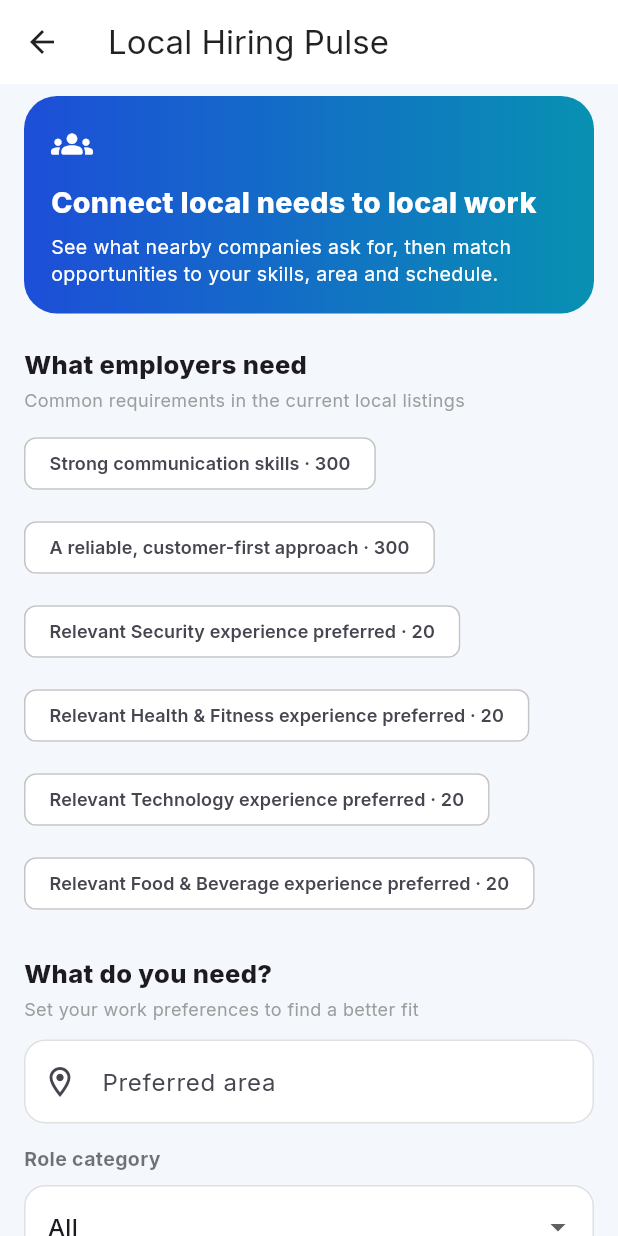
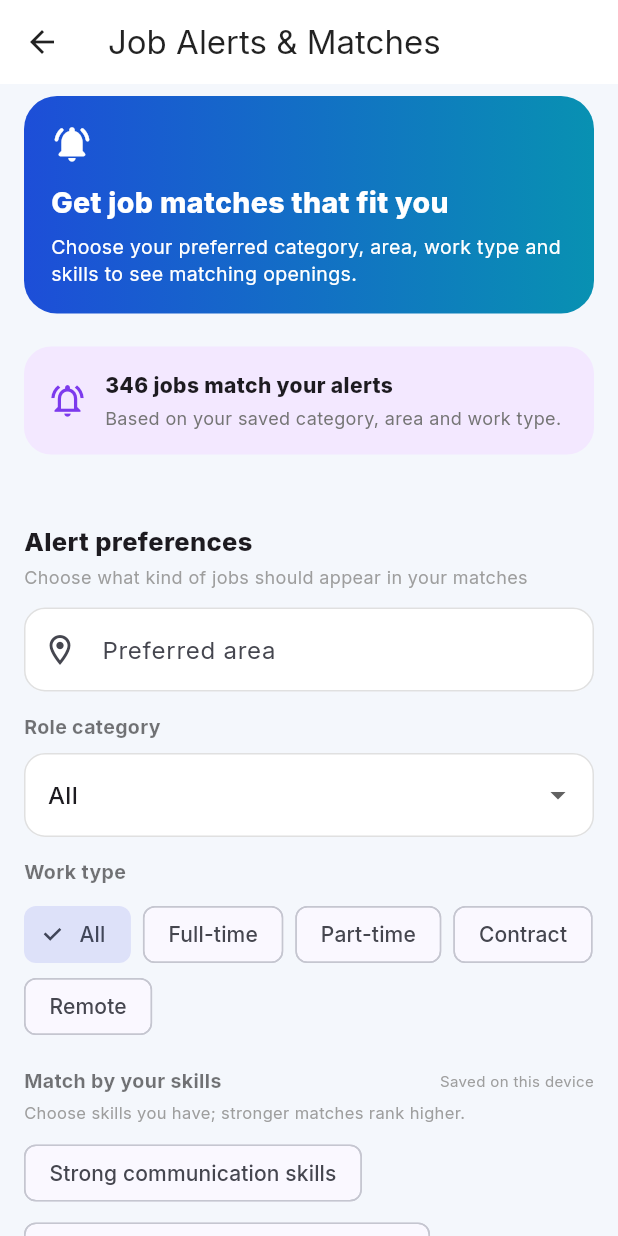
Before and after one commit to Harshit18-19/Local_Job_Finder, a Flutter app: the LocalNeedsScreen screen opened directly, on a phone screen of 412 x 824 dp. Run offline on Flutter 3.47's test engine with Material 3 defaults, Android fonts, the phone set to English and light mode, and no system bars; our stand-ins replace animate_do, cloud_firestore, file_picker, firebase_auth, firebase_core, google_fonts and 2 more; missing offline and left inert: google_sign_in_web, pdfrx; accounts and stored records are empty.

Commit message:
Polish project README and alert page

```diff
--- a/lib/screens/local_needs_screen.dart
+++ b/lib/screens/local_needs_screen.dart
@@ -6,7 +6,9 @@ import '../widgets/job_card.dart';
 import 'job_detail_screen.dart';
 
 class LocalNeedsScreen extends StatefulWidget {
-  const LocalNeedsScreen({super.key});
+  final bool isJobAlerts;
+
+  const LocalNeedsScreen({super.key, this.isJobAlerts = false});
 
   @override
   State<LocalNeedsScreen> createState() => _LocalNeedsScreenState();
@@ -110,12 +112,20 @@ class _LocalNeedsScreenState extends State<LocalNeedsScreen> {
     return Scaffold(
       backgroundColor:
           isDark ? const Color(0xFF0F172A) : const Color(0xFFF4F7FC),
-      appBar: AppBar(title: const Text('Local Hiring Pulse')),
+      appBar: AppBar(
+        title: Text(
+          widget.isJobAlerts ? 'Job Alerts & Matches' : 'Local Hiring Pulse',
+        ),
+      ),
       body: ListView(
         padding: const EdgeInsets.fromLTRB(16, 8, 16, 28),
         children: [
           _introCard(),
           const SizedBox(height: 22),
+          if (widget.isJobAlerts) ...[
+            _alertSummary(matches.length, isDark),
+            const SizedBox(height: 22),
+          ] else ...[
             _sectionHeading('What employers need',
                 'Common requirements in the current local listings'),
             const SizedBox(height: 10),
@@ -127,9 +137,10 @@ class _LocalNeedsScreenState extends State<LocalNeedsScreen> {
                 return FilterChip(
                   selected: selected,
                   label: Text('${need.key} · ${need.value}'),
-                onSelected: (_) =>
-                    setState(() => _selectedNeed = selected ? null : need.key),
-                selectedColor: const Color(0xFF2563EB).withValues(alpha: 0.16),
+                  onSelected: (_) => setState(
+                      () => _selectedNeed = selected ? null : need.key),
+                  selectedColor:
+                      const Color(0xFF2563EB).withValues(alpha: 0.16),
                   checkmarkColor: const Color(0xFF2563EB),
                   labelStyle: TextStyle(
                     color: selected ? const Color(0xFF1D4ED8) : null,
@@ -145,9 +156,13 @@ class _LocalNeedsScreenState extends State<LocalNeedsScreen> {
                 );
               }).toList(),
             ),
+          ],
           const SizedBox(height: 24),
-          _sectionHeading('What do you need?',
-              'Set your work preferences to find a better fit'),
+          _sectionHeading(
+              widget.isJobAlerts ? 'Alert preferences' : 'What do you need?',
+              widget.isJobAlerts
+                  ? 'Choose what kind of jobs should appear in your matches'
+                  : 'Set your work preferences to find a better fit'),
           const SizedBox(height: 12),
           TextField(
             controller: _locationController,
@@ -218,7 +233,10 @@ class _LocalNeedsScreenState extends State<LocalNeedsScreen> {
           Row(
             children: [
               Expanded(
-                child: Text('Skills you bring',
+                child: Text(
+                    widget.isJobAlerts
+                        ? 'Match by your skills'
+                        : 'Skills you bring',
                     style: TextStyle(
                         color: isDark ? Colors.white70 : Colors.black54,
                         fontSize: 13,
@@ -229,7 +247,10 @@ class _LocalNeedsScreenState extends State<LocalNeedsScreen> {
             ],
           ),
           const SizedBox(height: 4),
-          Text('Choose requirements you can meet; matching jobs rank first.',
+          Text(
+              widget.isJobAlerts
+                  ? 'Choose skills you have; stronger matches rank higher.'
+                  : 'Choose requirements you can meet; matching jobs rank first.',
               style: TextStyle(color: Colors.grey[500], fontSize: 11)),
           const SizedBox(height: 8),
           Wrap(
@@ -257,7 +278,10 @@ class _LocalNeedsScreenState extends State<LocalNeedsScreen> {
           Row(
             children: [
               Expanded(
-                child: Text('Matching opportunities',
+                child: Text(
+                    widget.isJobAlerts
+                        ? 'Jobs matching your alerts'
+                        : 'Matching opportunities',
                     style: Theme.of(context).textTheme.titleMedium?.copyWith(
                           fontWeight: FontWeight.w800,
                         )),
@@ -275,7 +299,9 @@ class _LocalNeedsScreenState extends State<LocalNeedsScreen> {
                   const Icon(Icons.search_off_rounded,
                       size: 42, color: Color(0xFF94A3B8)),
                   const SizedBox(height: 10),
-                  const Text('No roles match these needs yet'),
+                  Text(widget.isJobAlerts
+                      ? 'No jobs match these alert preferences yet'
+                      : 'No roles match these needs yet'),
                   TextButton(
                     onPressed: () {
                       setState(() {
@@ -318,7 +344,9 @@ class _LocalNeedsScreenState extends State<LocalNeedsScreen> {
                 ]),
           const SizedBox(height: 8),
           Text(
-            'Demand insights use the job listings currently shown in Local Job Finder.',
+            widget.isJobAlerts
+                ? 'Matches refresh from the job listings available in the app.'
+                : 'Demand insights use the job listings currently shown in Local Job Finder.',
             textAlign: TextAlign.center,
             style: TextStyle(color: Colors.grey[500], fontSize: 11),
           ),
@@ -326,6 +354,34 @@ class _LocalNeedsScreenState extends State<LocalNeedsScreen> {
       ),
     );
   }
+
+  Widget _alertSummary(int matchCount, bool isDark) => Container(
+        width: double.infinity,
+        padding: const EdgeInsets.all(16),
+        decoration: BoxDecoration(
+          color: isDark ? const Color(0xFF1E1B4B) : const Color(0xFFF3E8FF),
+          borderRadius: BorderRadius.circular(18),
+        ),
+        child: Row(
+          children: [
+            const Icon(Icons.notifications_active_outlined,
+                color: Color(0xFF7C3AED), size: 26),
+            const SizedBox(width: 12),
+            Expanded(
+              child: Column(
+                crossAxisAlignment: CrossAxisAlignment.start,
+                children: [
+                  Text('$matchCount jobs match your alerts',
+                      style: const TextStyle(fontWeight: FontWeight.w800)),
+                  const SizedBox(height: 3),
+                  Text('Based on your saved category, area and work type.',
+                      style: TextStyle(color: Colors.grey[600], fontSize: 12)),
+                ],
+              ),
+            ),
+          ],
+        ),
+      );
 
   Widget _introCard() => Container(
         padding: const EdgeInsets.all(18),
@@ -335,20 +391,31 @@ class _LocalNeedsScreenState extends State<LocalNeedsScreen> {
           ),
           borderRadius: BorderRadius.circular(22),
         ),
-        child: const Column(
+        child: Column(
           crossAxisAlignment: CrossAxisAlignment.start,
           children: [
-            Icon(Icons.groups_rounded, color: Colors.white, size: 28),
-            SizedBox(height: 12),
-            Text('Connect local needs to local work',
+            Icon(
+              widget.isJobAlerts
+                  ? Icons.notifications_active_rounded
+                  : Icons.groups_rounded,
+              color: Colors.white,
+              size: 28,
+            ),
+            const SizedBox(height: 12),
+            Text(widget.isJobAlerts
+                    ? 'Get job matches that fit you'
+                    : 'Connect local needs to local work',
                 style: TextStyle(
                     color: Colors.white,
                     fontSize: 19,
                     fontWeight: FontWeight.w800)),
-            SizedBox(height: 6),
+            const SizedBox(height: 6),
             Text(
-              'See what nearby companies ask for, then match opportunities to your skills, area and schedule.',
-              style: TextStyle(color: Colors.white, height: 1.4, fontSize: 13),
+              widget.isJobAlerts
+                  ? 'Choose your preferred category, area, work type and skills to see matching openings.'
+                  : 'See what nearby companies ask for, then match opportunities to your skills, area and schedule.',
+              style: const TextStyle(
+                  color: Colors.white, height: 1.4, fontSize: 13),
             ),
           ],
         ),
```
Also changed, not shown: docs/readme-banner.svg (added), 1 other file. Lines whose indentation alone changed are shown as unchanged.
